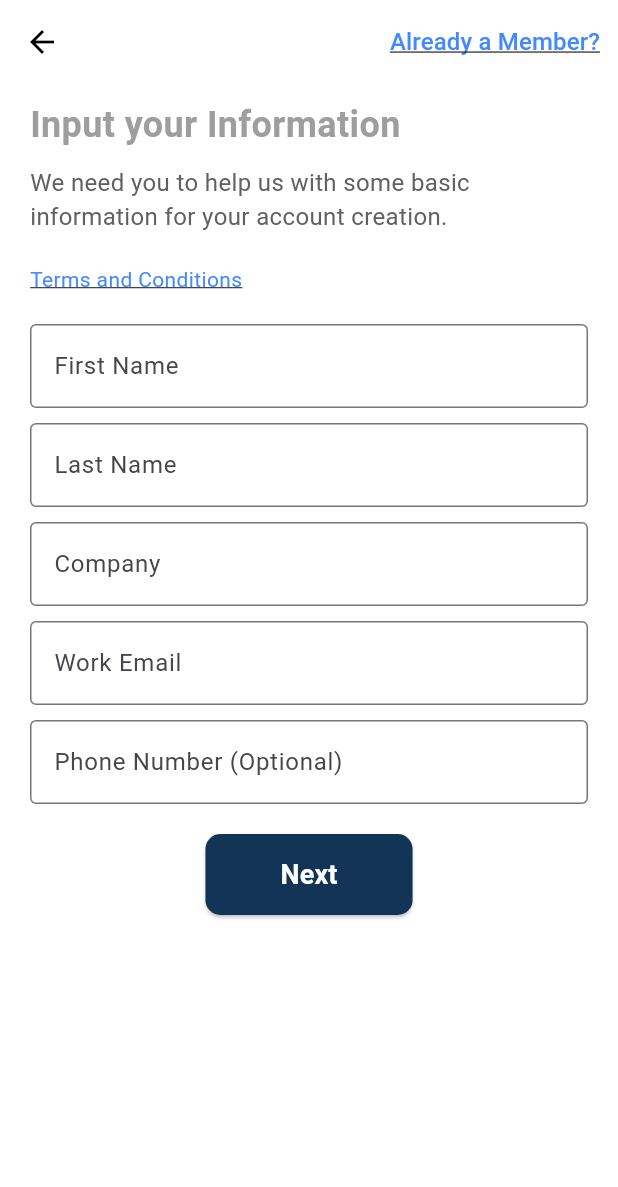
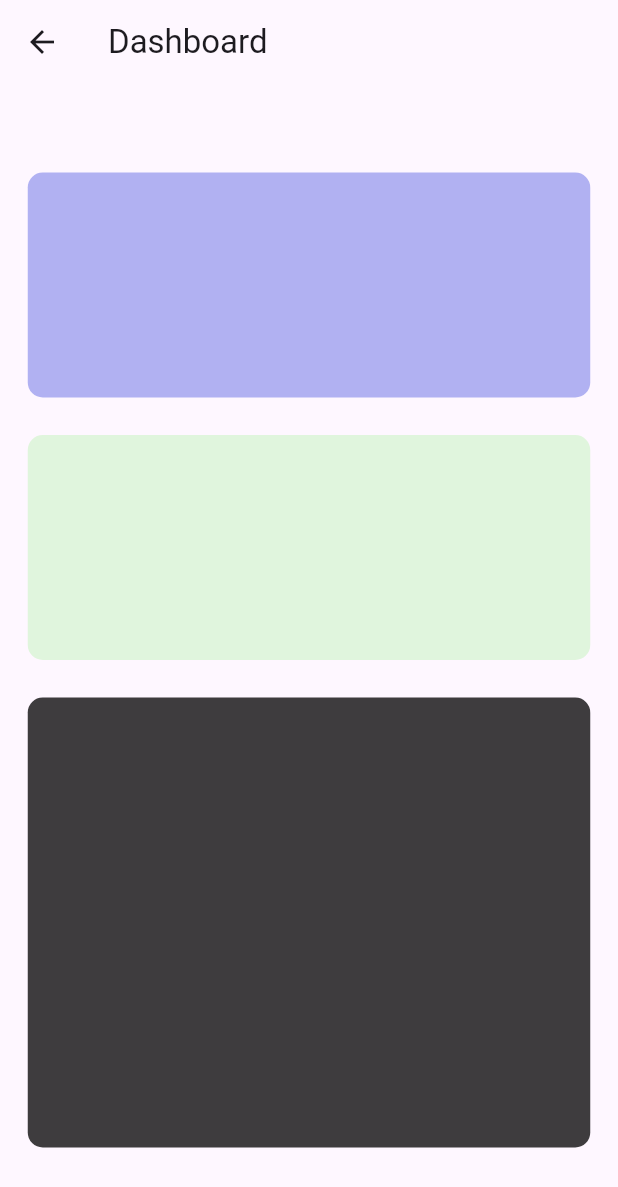
Before and after one commit to archanaarch123/BioFlock, a Flutter app: the SignUpPage screen opened by its route, after a tap on "Next", on a phone screen of 412 x 824 dp. Shown: the top 1187 px of the screen. Run offline on Flutter 3.47's test engine with Material 3 defaults, Android fonts, the phone set to English and light mode, and no system bars; our stand-ins replace get; Roboto replaces fonts that are missing (YourCustomFont).

Commit message:
added signup pic, bottom nav bar, analytic dashboad , settings page.

```diff
--- a/lib/Login/signup.dart
+++ b/lib/Login/signup.dart
@@ -1,3 +1,4 @@
+import 'package:bioflock/pages/dashboard.dart';
 import 'package:flutter/material.dart';
 
 class SignUpPage extends StatelessWidget {
@@ -27,6 +28,7 @@ class SignUpPage extends StatelessWidget {
       ),
       body: Padding(
         padding: EdgeInsets.symmetric(horizontal: 20.0, vertical: 10.0),
+        child: SingleChildScrollView(
           child: Column(
             crossAxisAlignment: CrossAxisAlignment.start,
             children: [
@@ -85,14 +87,14 @@ class SignUpPage extends StatelessWidget {
               SizedBox(height: 10),
               TextField(
                 decoration: InputDecoration(
-                labelText: 'Work Email',
+                  labelText: 'Email',
                   border: OutlineInputBorder(),
                 ),
               ),
               SizedBox(height: 10),
               TextField(
                 decoration: InputDecoration(
-                labelText: 'Phone Number (Optional)',
+                  labelText: 'Phone Number',
                   border: OutlineInputBorder(),
                 ),
               ),
@@ -107,7 +109,10 @@ class SignUpPage extends StatelessWidget {
                     padding: EdgeInsets.symmetric(vertical: 14, horizontal: 50),
                   ),
                   onPressed: () {
-                  // Implement sign-up functionality
+                      Navigator.push(
+                      context,
+                      MaterialPageRoute(builder: (context) => const Dashboard()),
+                     );
                   },
                   child: Text(
                     'Next',
@@ -122,6 +127,7 @@ class SignUpPage extends StatelessWidget {
             ],
           ),
         ),
+      ),
     );
   }
 }
--- a/lib/main.dart
+++ b/lib/main.dart
@@ -1,3 +1,4 @@
+import 'package:bioflock/navigationbar.dart';
 import 'package:flutter/material.dart';
 import 'Homepage/homepage.dart';
 import 'Login/login.dart';
@@ -21,7 +22,7 @@ class MyApp extends StatelessWidget {
           bodyMedium: TextStyle(fontSize: 14.0, color: Colors.grey),
         ),
       ),
-      home: HomePage(),
+      home: NavigationMenu(), // Set NavigationMenu as the home widget
       routes: {
         '/login': (context) => LoginPage(),
         '/signup': (context) => SignUpPage(),
--- /dev/null
+++ b/lib/pages/dashboard.dart
@@ -0,0 +1,63 @@
+import 'package:flutter/material.dart';
+
+class Dashboard extends StatefulWidget {
+  const Dashboard({super.key});
+
+  @override
+  State<Dashboard> createState() => _DashboardState();
+}
+
+class _DashboardState extends State<Dashboard> {
+  @override
+  Widget build(BuildContext context) {
+    return Scaffold(
+      appBar: AppBar(title: const Text('Dashboard'),),
+      body: Center(
+        child: Column(
+          mainAxisAlignment: MainAxisAlignment.center,
+              children: [
+                 Column(
+                   children: [
+
+
+                    Container(
+                      height: 150, // Set height
+                      width: 375, // Take full width
+                      decoration: BoxDecoration(
+                        color: Color.fromARGB(193, 152, 155, 238),
+                         borderRadius: BorderRadius.circular(10),
+                      ),
+                     ),
+
+                    SizedBox(
+                      height: 25,
+                    ),
+
+
+                     Container(
+                      height: 150, // Set height
+                      width: 375, // Take full width
+                      decoration: BoxDecoration(
+                        color: Color.fromARGB(193, 215, 244, 210),
+                         borderRadius: BorderRadius.circular(10),
+                      ),
+                     ),
+                    SizedBox(
+                      height: 25,
+                    ),
+                     Container(
+                      height: 300, // Set height
+                      width: 375, // Take full width
+                      decoration: BoxDecoration(
+                        color: Color.fromARGB(193, 0, 0, 0),
+                         borderRadius: BorderRadius.circular(10),
+                      ),
+                     ),
+                   ],
+                 )
+              ],
+        ),
+      ),
+    );
+  }
+}
```
Also changed, not shown: lib/Homepage/homepage.dart (+9 -2 lines), lib/navigationbar.dart (added, +59 -0 lines), lib/pages/analytics.dart (added, +22 -0 lines), lib/pages/setting.dart (added, +22 -0 lines), pubspec.yaml (+3 -29 lines), assets/images/GreenINTROpage.jpg (added), assets/images/papercolordocument.jpg (added), pubspec.lock, 125 other files. Lines whose indentation alone changed are shown as unchanged.
